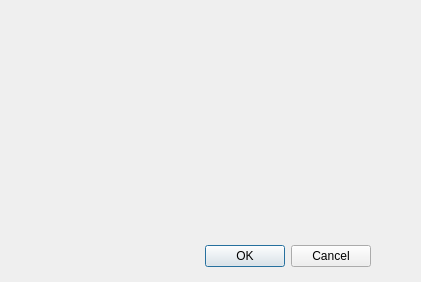
The window that window/propertydialog.ui (leek520/WBP) describes before a commit, drawn with Qt 5.
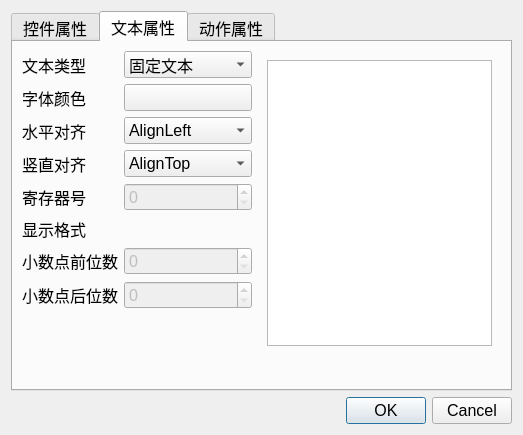
The same window after the commit. The open tabs and pages were chosen to show the change. Icons and pictures are not drawn.

```diff
--- a/window/propertydialog.ui
+++ b/window/propertydialog.ui
@@ -9,29 +9,303 @@
    <rect>
     <x>0</x>
     <y>0</y>
-    <width>421</width>
-    <height>282</height>
+    <width>523</width>
+    <height>435</height>
    </rect>
   </property>
+  <property name="font">
+   <font>
+    <pointsize>12</pointsize>
+   </font>
+  </property>
   <property name="windowTitle">
    <string>属性编辑器</string>
   </property>
-  <widget class="QDialogButtonBox" name="buttonBox">
-   <property name="geometry">
-    <rect>
-     <x>30</x>
-     <y>240</y>
-     <width>341</width>
-     <height>32</height>
-    </rect>
-   </property>
-   <property name="orientation">
-    <enum>Qt::Horizontal</enum>
-   </property>
-   <property name="standardButtons">
-    <set>QDialogButtonBox::Cancel|QDialogButtonBox::Ok</set>
-   </property>
-  </widget>
+  <layout class="QVBoxLayout" name="verticalLayout">
+   <item>
+    <widget class="QTabWidget" name="tabWidget">
+     <property name="currentIndex">
+      <number>1</number>
+     </property>
+     <widget class="QWidget" name="tab_1">
+      <attribute name="title">
+       <string>控件属性</string>
+      </attribute>
+      <layout class="QGridLayout" name="gridLayout"/>
+     </widget>
+     <widget class="QWidget" name="tab_2">
+      <attribute name="title">
+       <string>文本属性</string>
+      </attribute>
+      <layout class="QHBoxLayout" name="horizontalLayout_3">
+       <item>
+        <layout class="QFormLayout" name="formLayout">
+         <item row="0" column="0">
+          <widget class="QLabel" name="Label">
+           <property name="text">
+            <string>文本类型</string>
+           </property>
+          </widget>
+         </item>
+         <item row="0" column="1">
+          <widget class="QComboBox" name="textType">
+           <item>
+            <property name="text">
+             <string>固定文本</string>
+            </property>
+           </item>
+           <item>
+            <property name="text">
+             <string>寄存器值</string>
+            </property>
+           </item>
+           <item>
+            <property name="text">
+             <string>文本列表</string>
+            </property>
+           </item>
+          </widget>
+         </item>
+         <item row="1" column="0">
+          <widget class="QLabel" name="Label_2">
+           <property name="text">
+            <string>字体颜色</string>
+           </property>
+          </widget>
+         </item>
+         <item row="1" column="1">
+          <widget class="QPushButton" name="textColor">
+           <property name="text">
+            <string/>
+           </property>
+          </widget>
+         </item>
+         <item row="2" column="0">
+          <widget class="QLabel" name="Label_3">
+           <property name="text">
+            <string>水平对齐</string>
+           </property>
+          </widget>
+         </item>
+         <item row="2" column="1">
+          <widget class="QComboBox" name="textAlignH">
+           <item>
+            <property name="text">
+             <string>AlignLeft</string>
+            </property>
+           </item>
+           <item>
+            <property name="text">
+             <string>AlignRight</string>
+            </property>
+           </item>
+           <item>
+            <property name="text">
+             <string>AlignHCenter</string>
+            </property>
+           </item>
+          </widget>
+         </item>
+         <item row="3" column="0">
+          <widget class="QLabel" name="Label_4">
+           <property name="text">
+            <string>竖直对齐</string>
+           </property>
+          </widget>
+         </item>
+         <item row="3" column="1">
+          <widget class="QComboBox" name="textAlignV">
+           <item>
+            <property name="text">
+             <string>AlignTop</string>
+            </property>
+           </item>
+           <item>
+            <property name="text">
+             <string>AlignBottom</string>
+            </property>
+           </item>
+           <item>
+            <property name="text">
+             <string>AlignVCenter</string>
+            </property>
+           </item>
+          </widget>
+         </item>
+         <item row="4" column="0">
+          <widget class="QLabel" name="Label_5">
+           <property name="text">
+            <string>寄存器号</string>
+           </property>
+          </widget>
+         </item>
+         <item row="4" column="1">
+          <widget class="QSpinBox" name="textRegAddress">
+           <property name="enabled">
+            <bool>false</bool>
+           </property>
+          </widget>
+         </item>
+         <item row="5" column="0">
+          <widget class="QLabel" name="Label_6">
+           <property name="text">
+            <string>显示格式</string>
+           </property>
+          </widget>
+         </item>
+         <item row="6" column="0">
+          <widget class="QLabel" name="Label_7">
+           <property name="text">
+            <string>小数点前位数</string>
+           </property>
+          </widget>
+         </item>
+         <item row="6" column="1">
+          <widget class="QSpinBox" name="textDotBef">
+           <property name="enabled">
+            <bool>false</bool>
+           </property>
+          </widget>
+         </item>
+         <item row="7" column="0">
+          <widget class="QLabel" name="Label_8">
+           <property name="text">
+            <string>小数点后位数</string>
+           </property>
+          </widget>
+         </item>
+         <item row="7" column="1">
+          <widget class="QSpinBox" name="textDotAft">
+           <property name="enabled">
+            <bool>false</bool>
+           </property>
+          </widget>
+         </item>
+        </layout>
+       </item>
+       <item>
+        <widget class="QStackedWidget" name="stackedWidget">
+         <property name="currentIndex">
+          <number>0</number>
+         </property>
+         <widget class="QWidget" name="page">
+          <layout class="QHBoxLayout" name="horizontalLayout_2">
+           <item>
+            <widget class="QTextEdit" name="textEdit"/>
+           </item>
+          </layout>
+         </widget>
+         <widget class="QWidget" name="page_2">
+          <layout class="QVBoxLayout" name="verticalLayout_2">
+           <item>
+            <widget class="QTableWidget" name="textList">
+             <property name="columnCount">
+              <number>1</number>
+             </property>
+             <attribute name="horizontalHeaderVisible">
+              <bool>false</bool>
+             </attribute>
+             <attribute name="horizontalHeaderStretchLastSection">
+              <bool>true</bool>
+             </attribute>
+             <attribute name="verticalHeaderVisible">
+              <bool>false</bool>
+             </attribute>
+             <attribute name="verticalHeaderStretchLastSection">
+              <bool>false</bool>
+             </attribute>
+             <column/>
+            </widget>
+           </item>
+           <item>
+            <layout class="QHBoxLayout" name="horizontalLayout_4">
+             <item>
+              <widget class="QToolButton" name="textListAdd">
+               <property name="styleSheet">
+                <string notr="true">border: no</string>
+               </property>
+               <property name="text">
+                <string/>
+               </property>
+               <property name="icon">
+                <iconset>
+                 <normaloff>../images/dialog/add.png</normaloff>../images/dialog/add.png</iconset>
+               </property>
+              </widget>
+             </item>
+             <item>
+              <widget class="QToolButton" name="textUp">
+               <property name="styleSheet">
+                <string notr="true">border:no</string>
+               </property>
+               <property name="text">
+                <string/>
+               </property>
+               <property name="icon">
+                <iconset>
+                 <normaloff>../images/dialog/up.png</normaloff>../images/dialog/up.png</iconset>
+               </property>
+              </widget>
+             </item>
+             <item>
+              <widget class="QToolButton" name="textDown">
+               <property name="styleSheet">
+                <string notr="true">border:no</string>
+               </property>
+               <property name="text">
+                <string/>
+               </property>
+               <property name="icon">
+                <iconset>
+                 <normaloff>../images/dialog/down.png</normaloff>../images/dialog/down.png</iconset>
+               </property>
+              </widget>
+             </item>
+             <item>
+              <widget class="QToolButton" name="textListRemove">
+               <property name="styleSheet">
+                <string notr="true">border: no</string>
+               </property>
+               <property name="text">
+                <string/>
+               </property>
+               <property name="icon">
+                <iconset>
+                 <normaloff>../images/dialog/remove.png</normaloff>../images/dialog/remove.png</iconset>
+               </property>
+              </widget>
+             </item>
+            </layout>
+           </item>
+          </layout>
+         </widget>
+        </widget>
+       </item>
+      </layout>
+     </widget>
+     <widget class="QWidget" name="tab_3">
+      <attribute name="title">
+       <string>动作属性</string>
+      </attribute>
+      <layout class="QHBoxLayout" name="horizontalLayout">
+       <item>
+        <widget class="QTextEdit" name="LuaEditor"/>
+       </item>
+      </layout>
+     </widget>
+    </widget>
+   </item>
+   <item>
+    <widget class="QDialogButtonBox" name="buttonBox">
+     <property name="orientation">
+      <enum>Qt::Horizontal</enum>
+     </property>
+     <property name="standardButtons">
+      <set>QDialogButtonBox::Cancel|QDialogButtonBox::Ok</set>
+     </property>
+    </widget>
+   </item>
+  </layout>
  </widget>
  <resources/>
  <connections>
```
